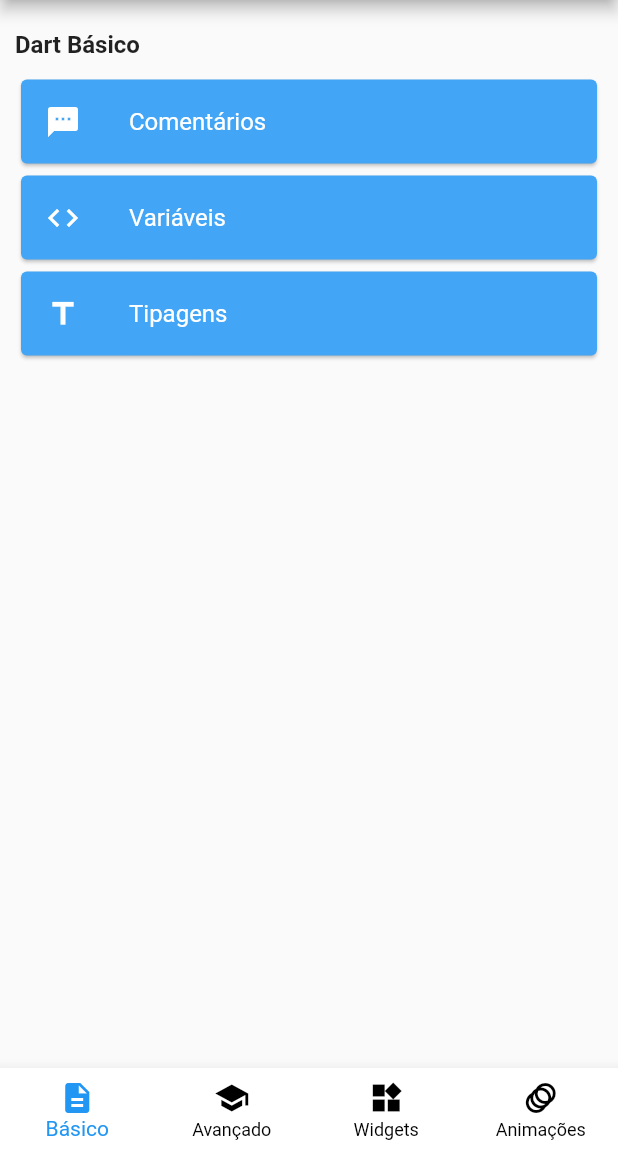
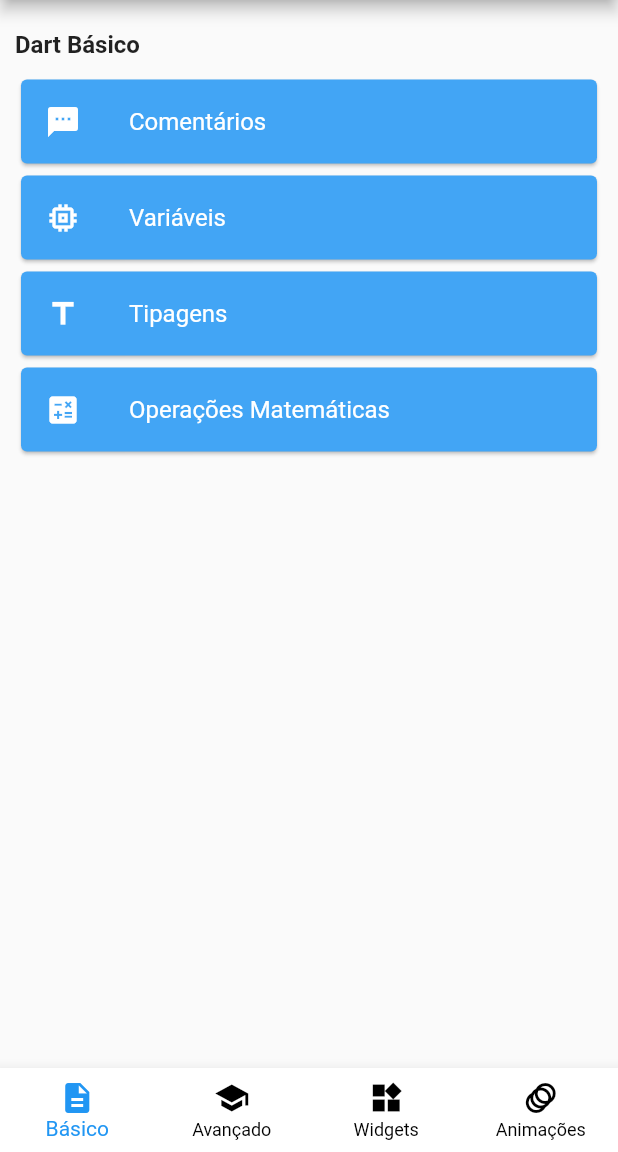
Before and after one commit to charleslana/flutter_snippets, a Flutter app: the screen it shows after launch, on a phone screen of 412 x 824 dp, the part 84-1236 px from its top. Run offline on Flutter 3.47's test engine with Material 2 defaults, Android fonts, the phone set to English and light mode, and no system bars.

Commit message:
feat(snippet math operations): add

```diff
--- a/lib/main.dart
+++ b/lib/main.dart
@@ -1,6 +1,7 @@
 import 'package:flutter/material.dart';
 import 'package:flutter_snippets/src/routes/app_routes.dart';
 import 'package:flutter_snippets/src/snippets/snippet_comments.dart';
+import 'package:flutter_snippets/src/snippets/snippet_math_operations.dart';
 import 'package:flutter_snippets/src/snippets/snippet_types.dart';
 import 'package:flutter_snippets/src/snippets/snippet_variables.dart';
 import 'package:flutter_snippets/src/views/snippet_advanced.dart';
@@ -32,6 +33,7 @@ class MyApp extends StatelessWidget {
           AppRoutes.SNIPPET_COMMENTS: (_) => SnippetComments(),
           AppRoutes.SNIPPET_VARIABLES: (_) => SnippetVariables(),
           AppRoutes.SNIPPET_TYPES: (_) => SnippetTypes(),
+          AppRoutes.SNIPPET_MATH_OPERATIONS: (_) => SnippetMathOperations(),
         },
       ),
     );
--- a/lib/src/constants/app_constants.dart
+++ b/lib/src/constants/app_constants.dart
@@ -9,4 +9,5 @@ class AppConstants {
   static const TEXT_CARD_BASIC_COMMENTS = 'Comentários';
   static const TEXT_CARD_BASIC_VARIABLES = 'Variáveis';
   static const TEXT_CARD_BASIC_TYPES = 'Tipagens';
+  static const TEXT_CARD_BASIC_MATH_OPERATIONS = 'Operações Matemáticas';
 }
--- a/lib/src/routes/app_routes.dart
+++ b/lib/src/routes/app_routes.dart
@@ -6,4 +6,5 @@ class AppRoutes {
   static const SNIPPET_COMMENTS = '/snippet-comments';
   static const SNIPPET_VARIABLES = '/snippet-variables';
   static const SNIPPET_TYPES = '/snippet-types';
+  static const SNIPPET_MATH_OPERATIONS = '/snippet-math-operations';
 }
--- a/lib/src/views/snippet_basic.dart
+++ b/lib/src/views/snippet_basic.dart
@@ -36,7 +36,7 @@ class SnippetBasic extends StatelessWidget {
               ),
               AppCard(
                 text: AppConstants.TEXT_CARD_BASIC_VARIABLES,
-                icon: Icons.code,
+                icon: Icons.memory,
                 onPressed: () => Navigator.of(context)
                     .pushNamed(AppRoutes.SNIPPET_VARIABLES),
               ),
@@ -45,6 +45,12 @@ class SnippetBasic extends StatelessWidget {
                 icon: Icons.title,
                 onPressed: () =>
                     Navigator.of(context).pushNamed(AppRoutes.SNIPPET_TYPES),
+              ),
+              AppCard(
+                text: AppConstants.TEXT_CARD_BASIC_MATH_OPERATIONS,
+                icon: Icons.calculate,
+                onPressed: () => Navigator.of(context)
+                    .pushNamed(AppRoutes.SNIPPET_MATH_OPERATIONS),
               ),
             ],
           ),
```
Also changed, not shown: assets/snippets/math_operations.txt (added, +31 -0 lines), lib/src/snippets/snippet_math_operations.dart (added, +44 -0 lines).
